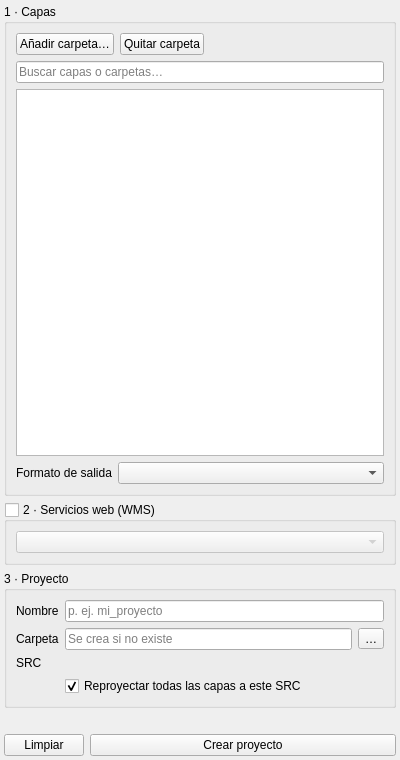
Old version of the form project_builder_dockwidget_base.ui in the repository FGomezLosada/ProjectBuilder.
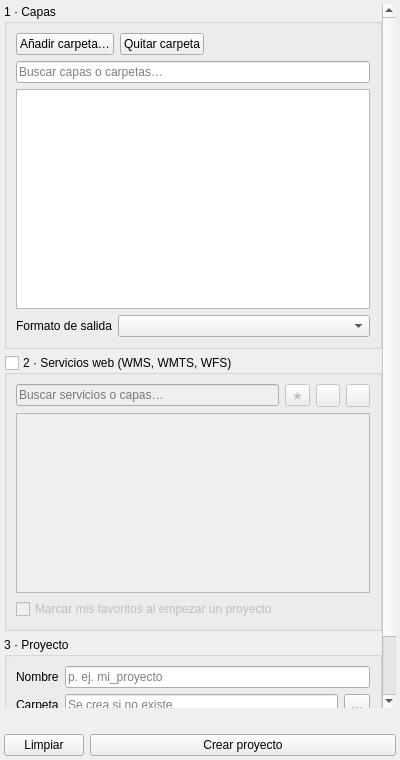
New version of the form. Custom widgets are drawn as their Qt base class.

Commit message:
feat: servicios web con favoritos, conexiones de QGIS y catálogo por grupos
- Árbol de servicios: ★ Favoritos (perfil del usuario), Mis conexiones de QGIS (agrupadas por tipo) y Catálogo ProjectBuilder

- WMS, WMTS y WFS; capas pedidas al desplegar (GetCapabilities asíncrono, 20 s máx.)

- services.json con 13 grupos y 37 servicios comprobados

- Opción para marcar los favoritos al empezar un proyecto

- Corrección Qt6: comprobación explícita de NoError en las respuestas de red

- smoke_test: 29 comprobaciones; background_test con WMS, WMTS y WFS reales

```diff
--- a/project_builder_dockwidget_base.ui
+++ b/project_builder_dockwidget_base.ui
@@ -95,14 +95,48 @@
         <!-- ============================== 2 · SERVICIOS ============================== -->
         <item>
          <widget class="QgsCollapsibleGroupBox" name="addWMS">
-          <property name="title"><string>2 · Servicios web (WMS)</string></property>
-          <property name="toolTip"><string>Marca la casilla para añadir servicios WMS al proyecto</string></property>
+          <property name="title"><string>2 · Servicios web (WMS, WMTS, WFS)</string></property>
+          <property name="toolTip"><string>Marca la casilla para añadir servicios web al proyecto</string></property>
           <property name="checkable"><bool>true</bool></property>
           <property name="checked"><bool>false</bool></property>
           <property name="saveCollapsedState"><bool>true</bool></property>
           <layout class="QVBoxLayout" name="servicesLayout">
            <item>
-            <widget class="QgsCheckableComboBox" name="wmsComboBox"/>
+            <layout class="QHBoxLayout" name="servicesButtonsLayout">
+             <item>
+              <widget class="QgsFilterLineEdit" name="servicesFilter">
+               <property name="placeholderText"><string>Buscar servicios o capas…</string></property>
+              </widget>
+             </item>
+             <item>
+              <widget class="QToolButton" name="favoriteButton">
+               <property name="text"><string>★</string></property>
+               <property name="toolTip"><string>Añadir o quitar de Favoritos la capa en la que has hecho clic</string></property>
+              </widget>
+             </item>
+             <item>
+              <widget class="QToolButton" name="newConnectionButton">
+               <property name="toolTip"><string>Nueva conexión WMS/WMTS o WFS (abre el diálogo de QGIS)</string></property>
+              </widget>
+             </item>
+             <item>
+              <widget class="QToolButton" name="refreshServicesButton">
+               <property name="toolTip"><string>Volver a leer las conexiones de QGIS y el catálogo</string></property>
+              </widget>
+             </item>
+            </layout>
+           </item>
+           <item>
+            <widget class="QTreeWidget" name="servicesTree">
+             <property name="minimumSize"><size><width>0</width><height>180</height></size></property>
+             <property name="headerHidden"><bool>true</bool></property>
+             <column><property name="text"><string>Servicios</string></property></column>
+            </widget>
+           </item>
+           <item>
+            <widget class="QCheckBox" name="favoritesDefault">
+             <property name="text"><string>Marcar mis favoritos al empezar un proyecto</string></property>
+            </widget>
            </item>
           </layout>
          </widget>
@@ -200,11 +234,6 @@
    <extends>QLineEdit</extends>
    <header>qgis.gui</header>
   </customwidget>
-  <customwidget>
-   <class>QgsCheckableComboBox</class>
-   <extends>QComboBox</extends>
-   <header>qgis.gui</header>
-  </customwidget>
   <customwidget>
    <class>QgsProjectionSelectionWidget</class>
    <extends>QWidget</extends>
```
The commit also changes 11 other files.
